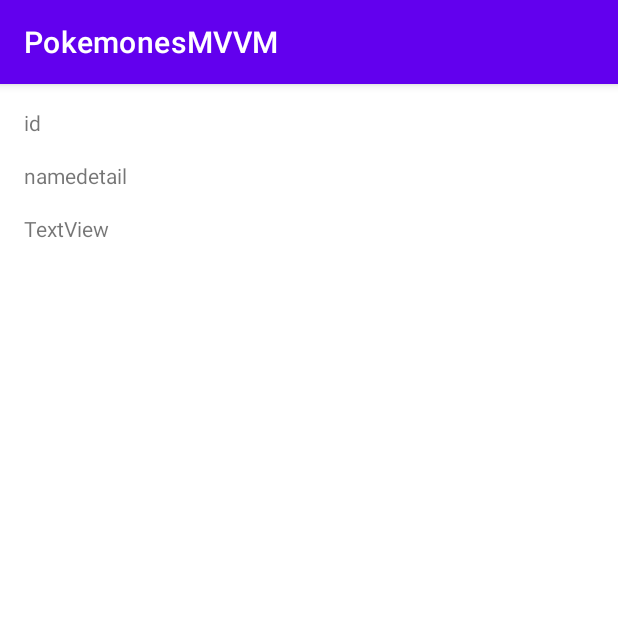
After one commit to jorgeaguilar8286/PokemonesMVVM, an Android app: the fragment DetailFragment placed in its activity, on a phone screen of 412 x 824 dp, the top half of it. The commit adds this screen. Run offline under Robolectric (Android 15) with nearby library versions, the phone set to English and light mode, and no system bars.

Commit message:
se genera fragmento detalle que recibe id del fragmento lista

```diff
--- /dev/null
+++ b/app/src/main/java/cl/jav/pokemonesmvvm/DetailFragment.kt
@@ -0,0 +1,59 @@
+package cl.jav.pokemonesmvvm
+
+import android.os.Bundle
+import android.util.Log
+import androidx.fragment.app.Fragment
+import android.view.LayoutInflater
+import android.view.View
+import android.view.ViewGroup
+
+// TODO: Rename parameter arguments, choose names that match
+// the fragment initialization parameters, e.g. ARG_ITEM_NUMBER
+private const val ARG_PARAM1 = "param1"
+private const val ARG_PARAM2 = "param2"
+
+/**
+ * A simple [Fragment] subclass.
+ * Use the [DetailFragment.newInstance] factory method to
+ * create an instance of this fragment.
+ */
+class DetailFragment : Fragment() {
+
+    private var param1: String? = null
+
+
+    override fun onCreate(savedInstanceState: Bundle?) {
+        super.onCreate(savedInstanceState)
+        arguments?.let {
+            param1 = it.getString(ARG_PARAM1)
+
+        }
+    }
+
+    override fun onCreateView(inflater: LayoutInflater, container: ViewGroup?,
+                              savedInstanceState: Bundle?): View? {
+        // Inflate t layout for this fragment
+        Log.d("nombre", "onCreateView: $param1")
+        return inflater.inflate(R.layout.fragment_detail, container, false)
+    }
+
+    companion object {
+        /**
+         * Use this factory method to create a new instance of
+         * this fragment using the provided parameters.
+         *
+         * @param param1 Parameter 1.
+         * @param param2 Parameter 2.
+         * @return A new instance of fragment DetailFragment.
+         */
+        // TODO: Rename and change types and number of parameters
+        @JvmStatic
+        fun newInstance(param1: String) =
+                DetailFragment().apply {
+                    arguments = Bundle().apply {
+                        putString(ARG_PARAM1, param1)
+
+                    }
+                }
+    }
+}
--- a/app/src/main/java/cl/jav/pokemonesmvvm/ListFragment.kt
+++ b/app/src/main/java/cl/jav/pokemonesmvvm/ListFragment.kt
@@ -24,7 +24,7 @@ private const val ARG_PARAM2 = "param2"
 private lateinit var adapter: PokeAdapter
 private lateinit var pokeVM: PokeVM
 lateinit var binding: FragmentListBinding
-class ListFragment : Fragment() {
+class ListFragment : Fragment(), OnItemClickListener {
     // TODO: Rename and change types of parameters
     private var param1: String? = null
     private var param2: String? = null
@@ -45,7 +45,7 @@ class ListFragment : Fragment() {
         // Inflate the layout for this fragment
         pokeVM = PokeVM()
         var pokeList = pokeVM.getPokemones()
-        adapter = PokeAdapter()
+        adapter = PokeAdapter(this)
         binding = FragmentListBinding.inflate(layoutInflater, container, false)
         val recyclerView = binding.rvLista
         recyclerView.adapter = adapter
@@ -74,4 +74,12 @@ class ListFragment : Fragment() {
                 }
             }
     }
+
+    override fun onClick(id:String) {
+     //   Log.d("prueba", "onClick: $id")
+        activity?.supportFragmentManager?.beginTransaction()
+            ?.replace(R.id.fl_pokemon,DetailFragment.newInstance(id))?.addToBackStack("volver")?.commit()
+           }
+
+
 }
--- /dev/null
+++ b/app/src/main/java/cl/jav/pokemonesmvvm/OnItemClickListener.kt
@@ -0,0 +1,7 @@
+package cl.jav.pokemonesmvvm
+
+
+
+interface OnItemClickListener {
+    fun onClick(id:String)
+}
--- a/app/src/main/java/cl/jav/pokemonesmvvm/PokeAdapter.kt
+++ b/app/src/main/java/cl/jav/pokemonesmvvm/PokeAdapter.kt
@@ -3,26 +3,33 @@ package cl.jav.pokemonesmvvm
 
 import android.util.Log
 import android.view.LayoutInflater
+import android.view.View
 import android.view.ViewGroup
 import android.widget.TextView
 import androidx.recyclerview.widget.RecyclerView
 import cl.jav.pokemonesmvvm.databinding.ItemListPokemonBinding
 
-class PokeAdapter: RecyclerView.Adapter<PokeAdapter.PokeVH>() {
+class PokeAdapter(pListener:OnItemClickListener) : RecyclerView.Adapter<PokeAdapter.PokeVH>() {
     private val pokeList= mutableListOf<Pokemon>()
-    class PokeVH(itemView:ItemListPokemonBinding): RecyclerView.ViewHolder(itemView.root) {
+    private val listener=pListener
+    class PokeVH(itemView: ItemListPokemonBinding): RecyclerView.ViewHolder(itemView.root) {
         val pokename:TextView=itemView.tvNombre
 
     }
 
     override fun onCreateViewHolder(parent: ViewGroup, viewType: Int): PokeAdapter.PokeVH {
         val binding = ItemListPokemonBinding.inflate(LayoutInflater.from(parent.context),parent,false)
+
         return PokeVH(binding)
     }
 
     override fun onBindViewHolder(holder:PokeVH, position: Int) {
         val pokemon=pokeList[position]
         holder.pokename.text=pokemon.name
+        holder.pokename.setOnClickListener{
+            listener.onClick(pokemon.id)
+
+        }
 
     }
 
--- /dev/null
+++ b/app/src/main/res/layout/fragment_detail.xml
@@ -0,0 +1,55 @@
+<?xml version="1.0" encoding="utf-8"?>
+<FrameLayout xmlns:android="http://schemas.android.com/apk/res/android"
+    xmlns:app="http://schemas.android.com/apk/res-auto"
+    xmlns:tools="http://schemas.android.com/tools"
+    android:layout_width="match_parent"
+    android:layout_height="match_parent"
+    tools:context=".DetailFragment">
+
+    <androidx.constraintlayout.widget.ConstraintLayout
+        android:layout_width="match_parent"
+        android:layout_height="wrap_content">
+
+        <TextView
+            android:id="@+id/tv_types"
+            android:layout_width="87dp"
+            android:layout_height="39dp"
+            android:layout_marginStart="16dp"
+            android:layout_marginTop="16dp"
+            android:text="TextView"
+            app:layout_constraintStart_toStartOf="parent"
+            app:layout_constraintTop_toBottomOf="@+id/tv_namedetail" />
+
+        <TextView
+            android:id="@+id/tv_namedetail"
+            android:layout_width="wrap_content"
+            android:layout_height="wrap_content"
+            android:layout_marginStart="16dp"
+            android:layout_marginTop="16dp"
+            android:text="namedetail"
+            app:layout_constraintStart_toStartOf="parent"
+            app:layout_constraintTop_toBottomOf="@+id/tv_id" />
+
+        <TextView
+            android:id="@+id/tv_id"
+            android:layout_width="wrap_content"
+            android:layout_height="wrap_content"
+            android:layout_marginStart="16dp"
+            android:layout_marginTop="16dp"
+            android:text="id"
+            app:layout_constraintStart_toStartOf="parent"
+            app:layout_constraintTop_toTopOf="parent" />
+
+        <ImageView
+            android:id="@+id/iv_poke"
+            android:layout_width="wrap_content"
+            android:layout_height="wrap_content"
+            android:layout_marginTop="16dp"
+            android:layout_marginEnd="16dp"
+            android:layout_marginBottom="16dp"
+            app:layout_constraintBottom_toBottomOf="parent"
+            app:layout_constraintEnd_toEndOf="parent"
+            app:layout_constraintTop_toTopOf="parent"
+            tools:src="@tools:sample/avatars" />
+    </androidx.constraintlayout.widget.ConstraintLayout>
+</FrameLayout>
```
